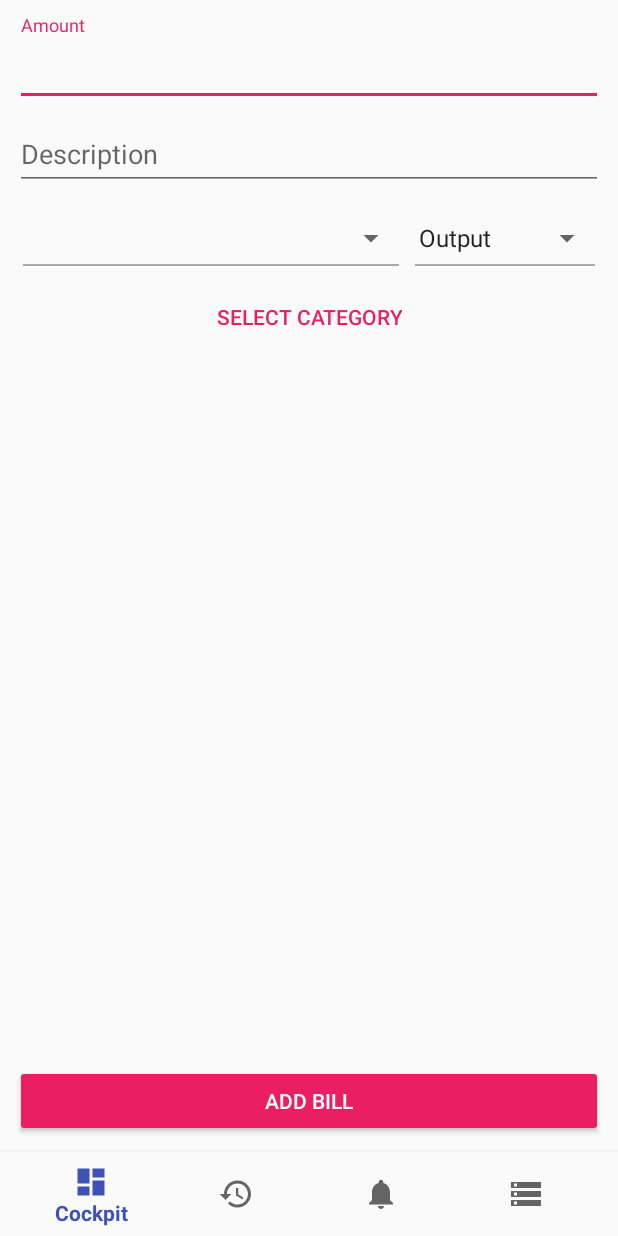
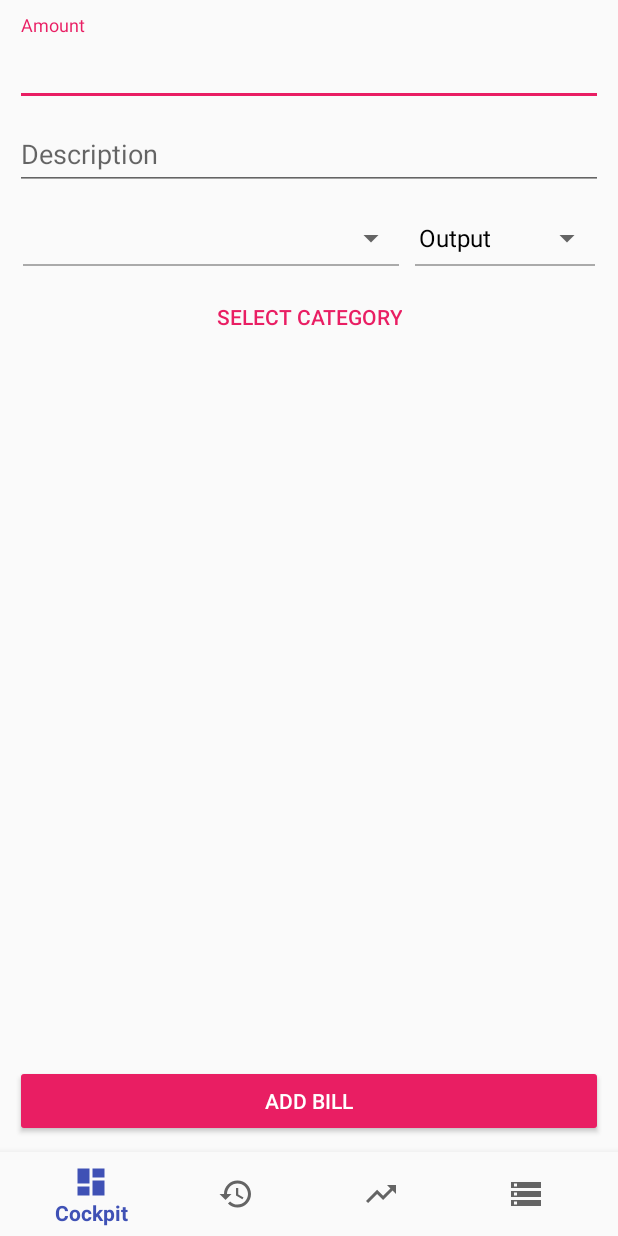
Before and after one commit to EliasDolinsek/cash-cockpit, an Android app: the screen it shows after launch (MainActivity), on a phone screen of 412 x 824 dp. Run offline under Robolectric (Android 15) with nearby library versions, the phone set to English and light mode, and no system bars; network calls fail.

Commit message:
Fixed some errors and implemented StatisticsFragment without content

```diff
--- a/app/src/main/java/com/dolinsek/elias/cashcockpit/CockpitFragment.java
+++ b/app/src/main/java/com/dolinsek/elias/cashcockpit/CockpitFragment.java
@@ -93,6 +93,9 @@ public class CockpitFragment extends Fragment {
             @Override
             public void onItemSelected(AdapterView<?> adapterView, View view, int i, long l) {
                 billType = i;
+                if (((TextView) view) != null){
+                    ((TextView) view).setTextColor(getResources().getColor(R.color.colorPrimaryTextColor));
+                }
             }
 
             @Override
@@ -138,6 +141,9 @@ public class CockpitFragment extends Fragment {
                 @Override
                 public void onItemSelected(AdapterView<?> adapterView, View view, int i, long l) {
                     bankAccount = Database.getBankAccounts().get(i);
+                    if (((TextView) view) != null){
+                        ((TextView) view).setTextColor(getResources().getColor(R.color.colorPrimaryTextColor));
+                    }
                 }
 
                 @Override
--- a/app/src/main/java/com/dolinsek/elias/cashcockpit/components/AutoPay.java
+++ b/app/src/main/java/com/dolinsek/elias/cashcockpit/components/AutoPay.java
@@ -186,9 +186,9 @@ public class AutoPay {
             Calendar calendar = Calendar.getInstance();
             calendar.setTimeInMillis(System.currentTimeMillis());
             if(autoPay.getType() == TYPE_WEEKLY){
-                return Timestamp.valueOf(calendar.get(Calendar.YEAR) + "-" + calendar.get(Calendar.MONTH) + "-" + calendar.getActualMinimum(Calendar.DAY_OF_WEEK) + " 00:00:01.00").getTime();
+                return Timestamp.valueOf(calendar.get(Calendar.YEAR) + "-" + (String.valueOf(calendar.get(Calendar.MONTH)).length() != 2 ? "0" + String.valueOf(calendar.get(Calendar.MONTH)) : String.valueOf(calendar.get(Calendar.MONTH))) + "-" + (calendar.getActualMinimum(Calendar.DAY_OF_WEEK) != 2 ? "0" + calendar.getActualMinimum(Calendar.DAY_OF_WEEK) : calendar.getActualMinimum(Calendar.DAY_OF_WEEK)) + " 00:00:01.00").getTime();
             } else if(autoPay.getType() == TYPE_MONTHLY){
-                return Timestamp.valueOf(calendar.get(Calendar.YEAR) + "-" + calendar.get(Calendar.MONTH) + "-01 00:00:01.00").getTime();
+                return Timestamp.valueOf(calendar.get(Calendar.YEAR) + "-" + (String.valueOf(calendar.get(Calendar.MONTH)).length() != 2 ? "0" + String.valueOf(calendar.get(Calendar.MONTH)) : String.valueOf(calendar.get(Calendar.MONTH))) + "-01 00:00:01.00").getTime();
             } else {
                return Timestamp.valueOf(calendar.get(Calendar.YEAR) + "-01-01 00:00:01.00").getTime();
             }
--- a/app/src/main/java/com/dolinsek/elias/cashcockpit/components/DataHelper.java
+++ b/app/src/main/java/com/dolinsek/elias/cashcockpit/components/DataHelper.java
@@ -542,6 +542,12 @@ public class DataHelper {
             AutoPay autoPayToAdd = new AutoPay(new Bill(currentBillJSON.getLong(BILL_AMOUNT_JSON), currentBillJSON.getString(BILL_DESCRIPTION_JSON), subcategory, Bill.TYPE_OUTPUT, currentBillJSON.getLong(BILL_CREATION_DATE_JSON)), autoPayType, autoPayName, autoPayBankAccount, autoPayCreationDate);
             autoPayToAdd.managePayments();
             autoPayToAdd.setPayments(payments);
+
+            if(autoPayToAdd.getBill().getAmount() > 0){
+                autoPayToAdd.getBill().setType(Bill.TYPE_OUTPUT);
+            } else {
+                autoPayToAdd.getBill().setType(Bill.TYPE_INPUT);
+            }
             autoPays.add(autoPayToAdd);
         }
 
--- /dev/null
+++ b/app/src/main/res/drawable/ic_statistics_black_24dp.xml
@@ -0,0 +1,9 @@
+<vector xmlns:android="http://schemas.android.com/apk/res/android"
+        android:width="24dp"
+        android:height="24dp"
+        android:viewportWidth="24.0"
+        android:viewportHeight="24.0">
+    <path
+        android:fillColor="#FF000000"
+        android:pathData="M16,6l2.29,2.29 -4.88,4.88 -4,-4L2,16.59 3.41,18l6,-6 4,4 6.3,-6.29L22,12V6z"/>
+</vector>
--- a/app/src/main/res/menu/navigation.xml
+++ b/app/src/main/res/menu/navigation.xml
@@ -12,8 +12,8 @@
         android:title="@string/title_history" />
 
     <item
-        android:id="@+id/navigation_notifications"
-        android:icon="@drawable/ic_notifications_black_24dp"
+        android:id="@+id/navigation_statistics"
+        android:icon="@drawable/ic_statistics_black_24dp"
         android:title="@string/title_statistics" />
 
     <item
--- a/app/src/main/res/values/strings.xml
+++ b/app/src/main/res/values/strings.xml
@@ -102,6 +102,8 @@
     <string name="label_no_category_selected">No category selected</string>
     <string name="label_no_data_for_history">There is no data for a history!</string>
     <string name="dialog_msg_delete_bill">Do you really want to delete this bill?</string>
+    <string name="tab_overview">Overview</string>
+    <string name="tab_goals">Goals</string>
 
     <string name="label_input">Input</string>
     <string name="label_output">Output</string>
@@ -136,10 +138,6 @@
         <item>@string/label_yearly</item>
     </array>
 
-    <!--TODO delete-->
-    <string name="label_bank_account_euros">Euros</string>
-    <string name="label_bank_account_cents">Cents</string>
-
     <!-- TODO: Remove or change this placeholder text -->
     <string name="hello_blank_fragment">Hello blank fragment</string>
 </resources>
```
Also changed, not shown: app/src/main/java/com/dolinsek/elias/cashcockpit/AutoPayActivity.java (+15 -0 lines), app/src/main/java/com/dolinsek/elias/cashcockpit/AutoPayItemAdapter.java (+7 -1 lines), app/src/main/java/com/dolinsek/elias/cashcockpit/GoalDialogFragment.java (+7 -4 lines), app/src/main/java/com/dolinsek/elias/cashcockpit/MainActivity.java (+7 -3 lines), app/src/main/java/com/dolinsek/elias/cashcockpit/PrimaryCategoryItemAdapter.java (+16 -2 lines), app/src/main/java/com/dolinsek/elias/cashcockpit/StatisticsFragment.java (added, +68 -0 lines), app/src/main/java/com/dolinsek/elias/cashcockpit/SubcategoryEditorDialogFragment.java (+7 -11 lines), app/src/main/res/layout/activity_auto_pay.xml (+17 -17 lines), app/src/main/res/layout/fragment_statistics.xml (added, +19 -0 lines).
